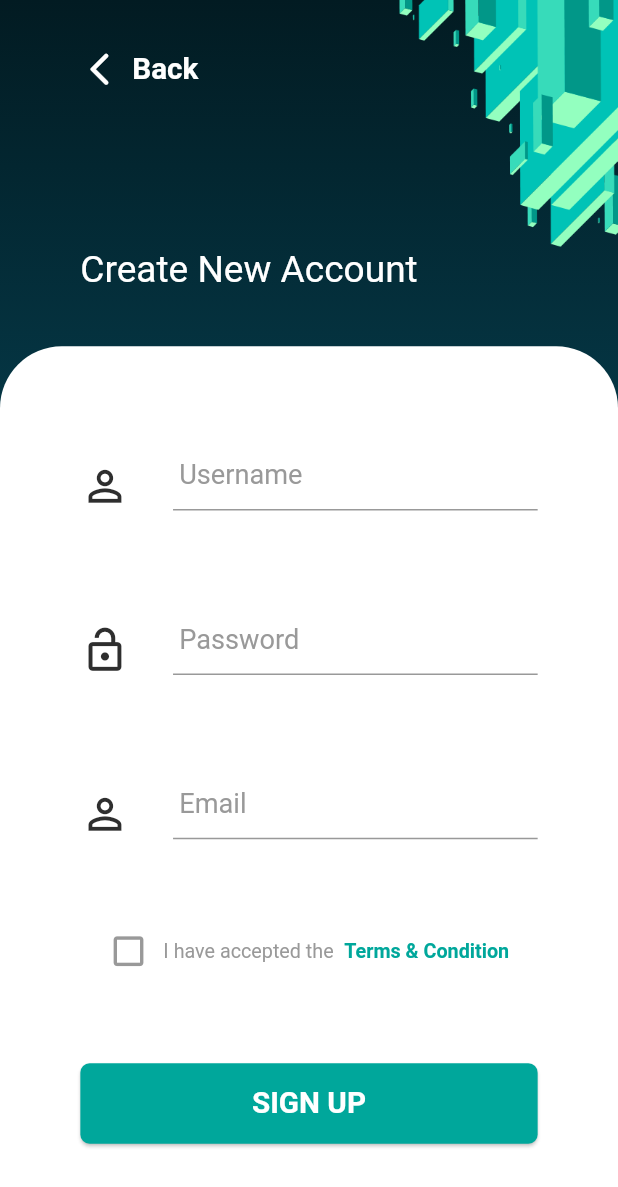
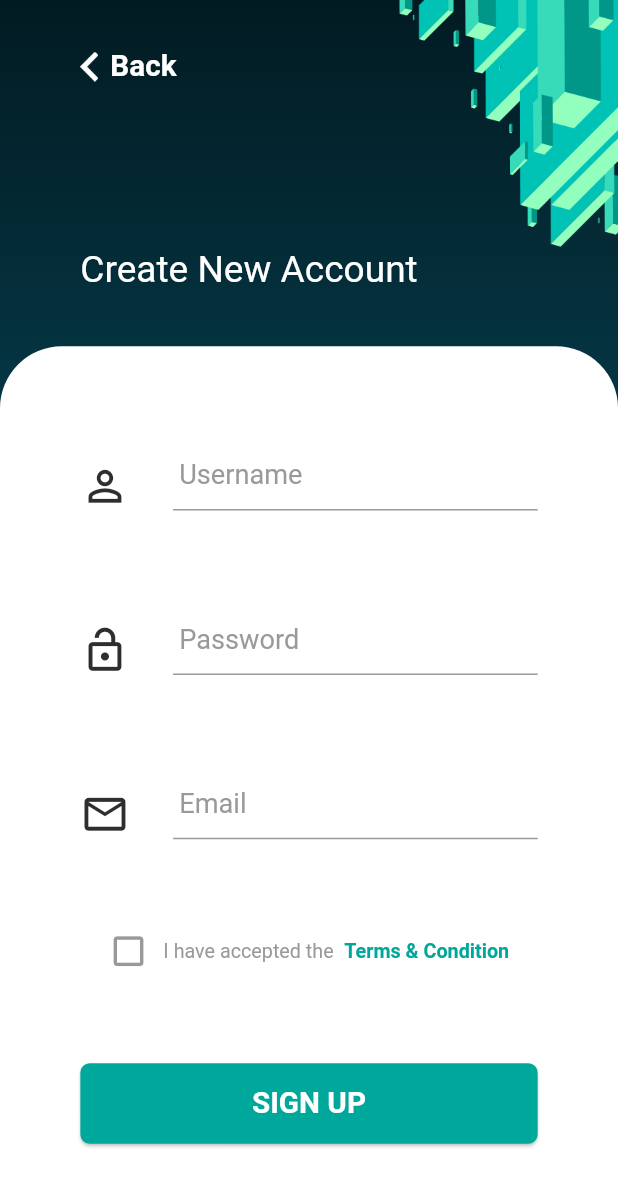
Before and after one commit to devaliakbar/xcelpros_room_control, a Flutter app: the screen it shows after launch, after a tap on "SIGN UP", on a phone screen of 412 x 824 dp. Shown: the top 1187 px of the screen. Run offline on Flutter 3.47's test engine with Material 2 defaults, Android fonts, the phone set to English and light mode, and no system bars; missing offline and left inert: flutter_statusbarcolor; Roboto replaces fonts that are missing (Raleway).

Commit message:
Added Back Icon Animation

```diff
--- a/lib/core/res/app_images.dart
+++ b/lib/core/res/app_images.dart
@@ -2,4 +2,6 @@ part of 'app_resources.dart';
 
 class AppImages {
   static const String authMask = "assets/images/mask.png";
+  static const String white = "assets/images/white.jpg";
+  static const String backIcon = "assets/images/back_icon.png";
 }
--- a/lib/core/res/icon_sizes.dart
+++ b/lib/core/res/icon_sizes.dart
@@ -1,6 +1,14 @@
 part of 'app_resources.dart';
 
 class IconSizes {
+  static double get iconSizeXS {
+    return SizeConfig.height(2.4);
+  }
+
+  static double get iconSizeS {
+    return SizeConfig.height(2.8);
+  }
+
   static double get iconSizeM {
     return SizeConfig.height(3.2);
   }
--- a/lib/features/auth/presentation/pages/sign_up_page.dart
+++ b/lib/features/auth/presentation/pages/sign_up_page.dart
@@ -54,13 +54,11 @@ class SignUpPage extends StatelessWidget {
                       child: Row(
                         children: [
                           Hero(
-                            tag: "back_icon",
-                            child: Icon(
-                              Icons.arrow_back_ios_rounded,
-                              color: Colors.white,
-                              size: IconSizes.iconSizeM,
-                            ),
-                          ),
+                              tag: "back_icon",
+                              child: Image.asset(
+                                AppImages.backIcon,
+                                height: IconSizes.iconSizeXS,
+                              )),
                           SizedBox(
                             width: SizeConfig.widthWithoutSafeArea(2),
                           ),
--- a/lib/features/auth/presentation/widgets/login_top_title.dart
+++ b/lib/features/auth/presentation/widgets/login_top_title.dart
@@ -14,20 +14,14 @@ class LoginTopTitle extends StatelessWidget {
       child: Column(
         crossAxisAlignment: CrossAxisAlignment.start,
         children: [
-          //TODO
           Hero(
             tag: "back_icon",
-            child: Icon(
-              Icons.trending_flat_outlined,
-              color: Colors.white,
-              size: IconSizes.iconSizeM,
+            child: Image.asset(
+              AppImages.white,
+              width: SizeConfig.widthWithoutSafeArea(13),
+              height: SizeConfig.heightWithoutSafeArea(0.45),
+              fit: BoxFit.cover,
             ),
-
-            // Container(
-            //   width: SizeConfig.widthWithoutSafeArea(13),
-            //   height: SizeConfig.heightWithoutSafeArea(0.45),
-            //   color: Colors.white,
-            // ),
           ),
           SizedBox(
             height: SizeConfig.heightWithoutSafeArea(2.8),
--- a/lib/features/auth/presentation/widgets/sign_up_form.dart
+++ b/lib/features/auth/presentation/widgets/sign_up_form.dart
@@ -34,7 +34,7 @@ class SignUpform extends StatelessWidget {
           ),
           AuthTextField(
             label: "Email",
-            icon: Icons.person_outline,
+            icon: Icons.email_outlined,
             inputType: TextInputType.emailAddress,
           ),
           Row(
--- a/pubspec.yaml
+++ b/pubspec.yaml
@@ -24,3 +24,5 @@ flutter:
 
   assets:
     - assets/images/mask.png
+    - assets/images/white.jpg
+    - assets/images/back_icon.png
```
Also changed, not shown: assets/images/back_icon.png (added), assets/images/white.jpg (added).
